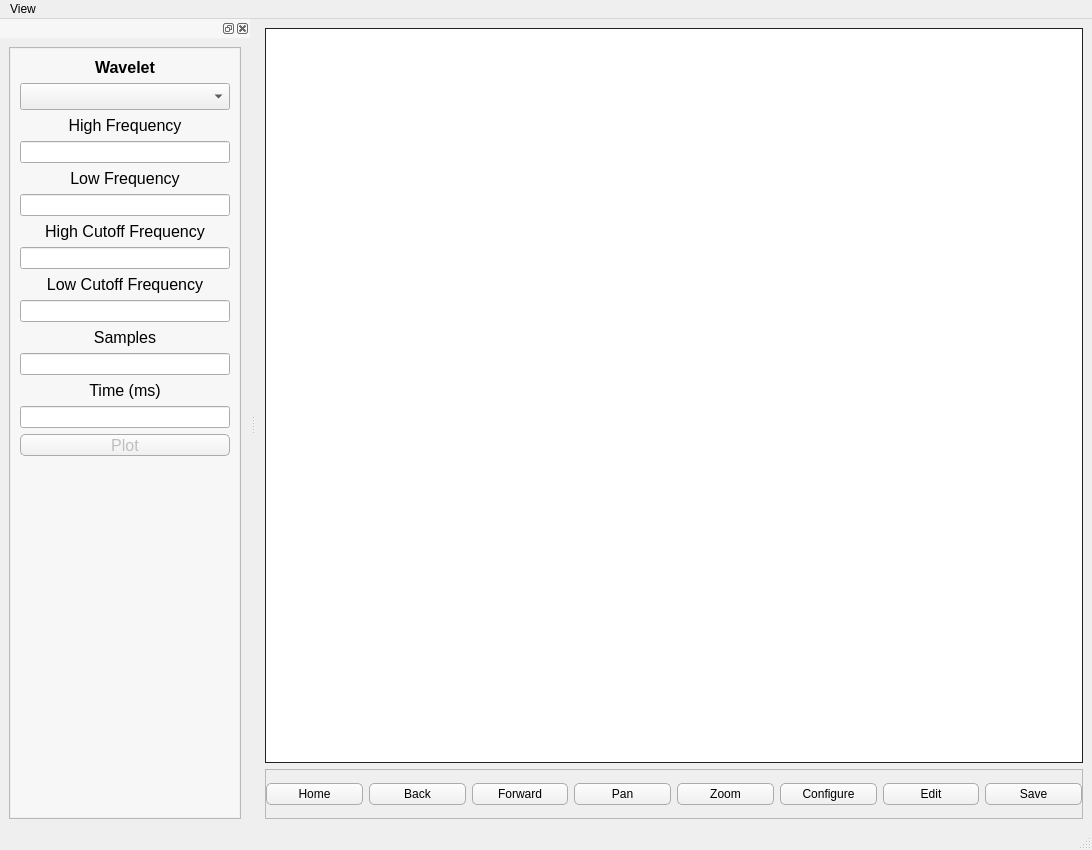
This is ui/main.ui in albano-a/Waveleter as Qt 5 draws it before an edit. The edited form follows.
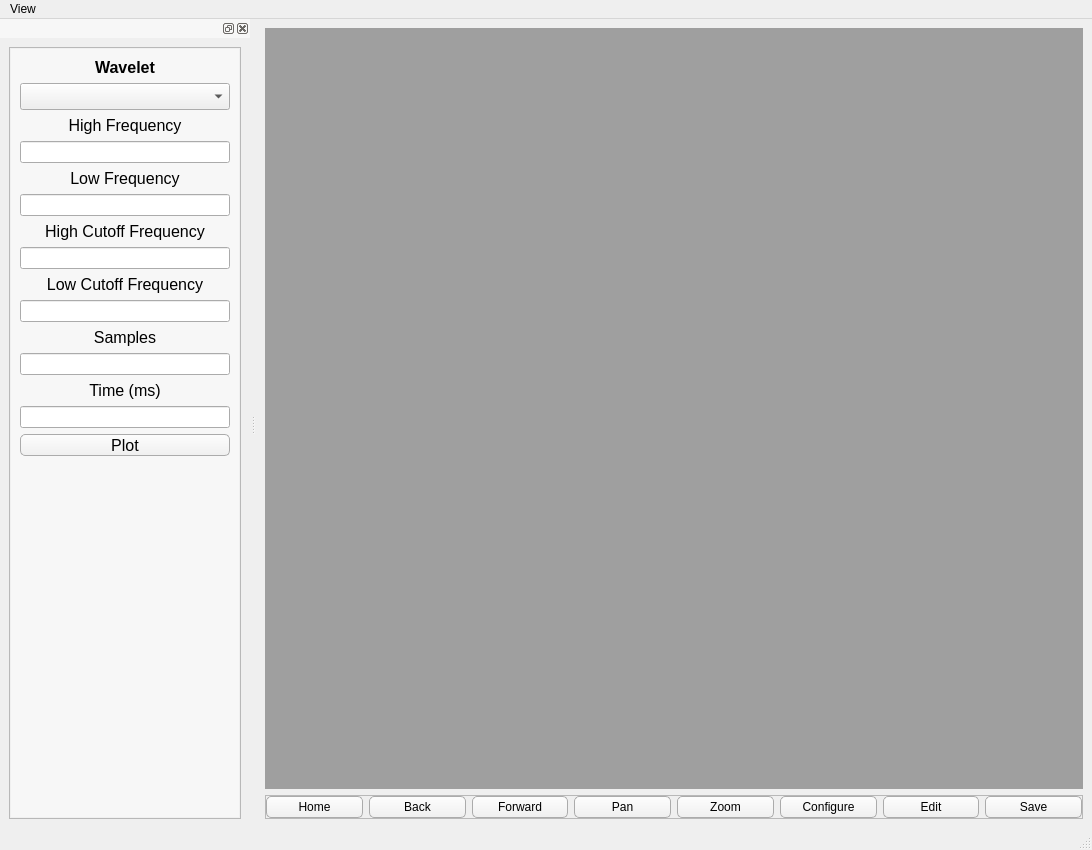
This is the edited form.

Diff of the .ui file:
```diff
--- a/ui/main.ui
+++ b/ui/main.ui
@@ -30,20 +30,7 @@
   <widget class="QWidget" name="centralwidget">
    <layout class="QVBoxLayout" name="verticalLayout">
     <item>
-     <widget class="QFrame" name="frame">
-      <property name="styleSheet">
-       <string notr="true">QFrame {
-	background-color: #fff;
-	border: 1px solid #212121
-}</string>
-      </property>
-      <property name="frameShape">
-       <enum>QFrame::StyledPanel</enum>
-      </property>
-      <property name="frameShadow">
-       <enum>QFrame::Raised</enum>
-      </property>
-     </widget>
+     <widget class="QMdiArea" name="mdiArea"/>
     </item>
     <item>
      <widget class="QFrame" name="frame_3">
@@ -374,7 +361,7 @@
               <item row="14" column="0" colspan="2">
                <widget class="QPushButton" name="plotWavButton">
                 <property name="enabled">
-                 <bool>false</bool>
+                 <bool>true</bool>
                 </property>
                 <property name="font">
                  <font>
```
